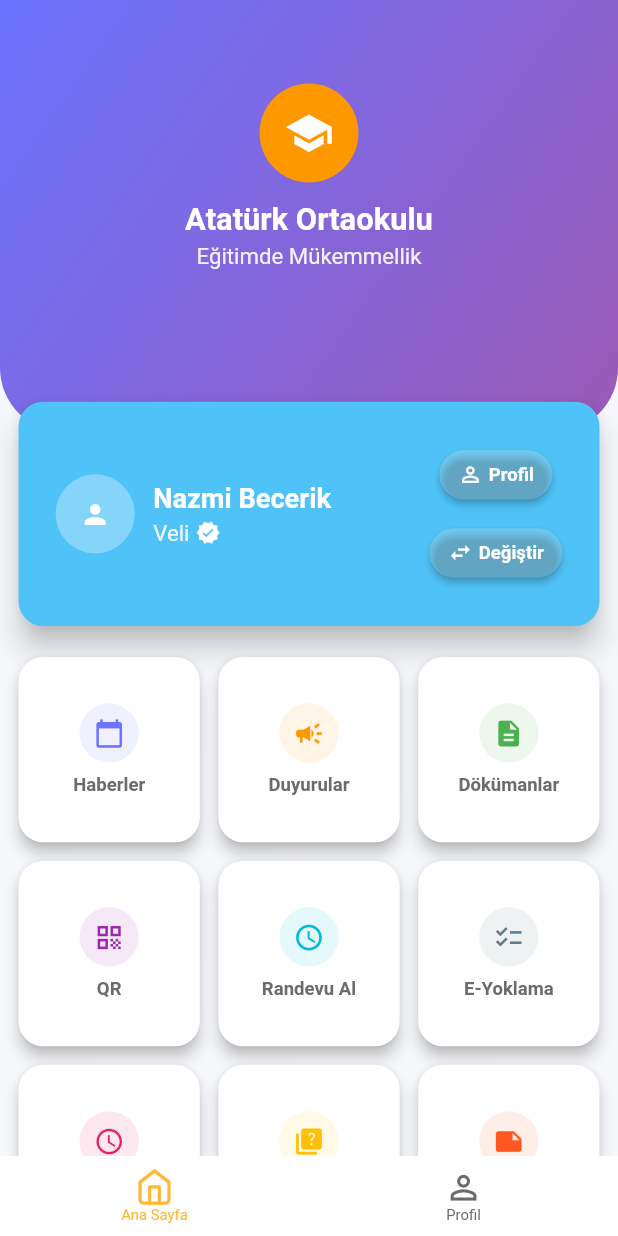
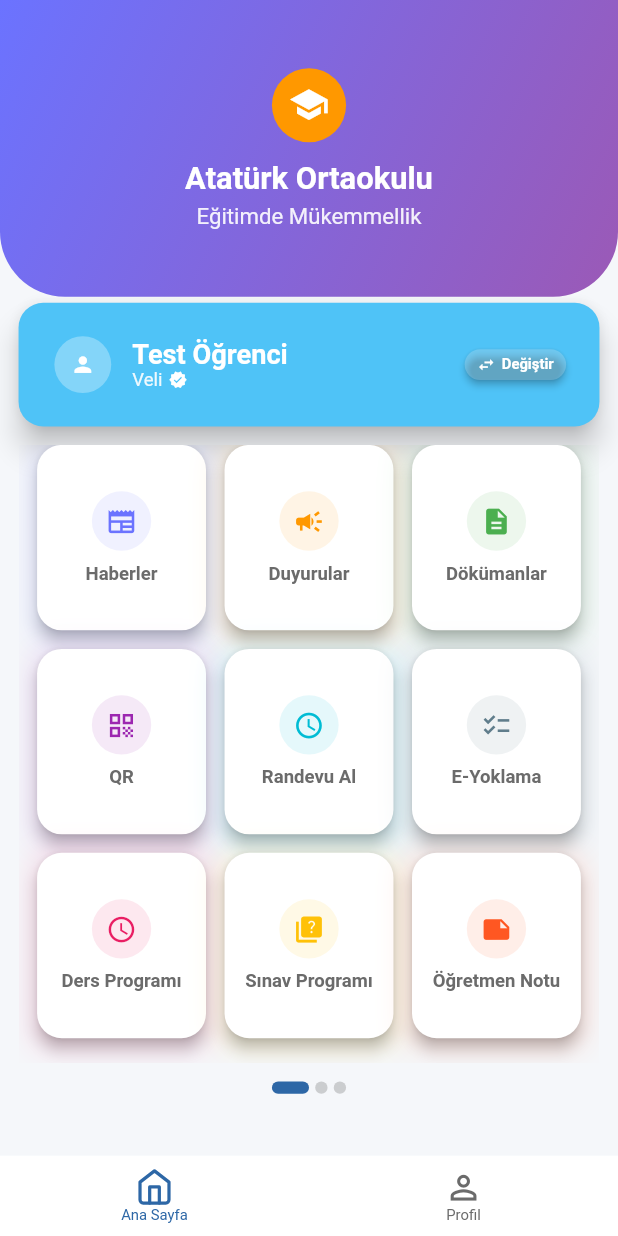
Before and after one commit to NazmiBecerik/okulum_app_new, a Flutter app: the HomeView screen opened by its route, on a phone screen of 412 x 824 dp. Run offline on Flutter 3.47's test engine with Material 3 defaults, Android fonts, the phone set to English and light mode, and no system bars; our stand-ins replace animated_toggle_switch, awesome_dialog, dio, file_picker, flutter_feather_icons, flutter_keyboard_visibility and 6 more; accounts and stored records are empty; Roboto replaces fonts that are missing (Segoe).

Commit message:
Home modülünü yeniden düzenleyerek dinamik modül gösterimi için PageView yapısını entegre ettim. Arayüz bileşenlerinde tutarlılığı sağlamak adına güncellemeler yaptım ve varlık (asset) yollarını yeniden düzenledim. Kullanılmayan JSON dosyalarını projeden çıkardım. Ayrıca, genel yerleşim düzenini iyileştirmek için widget boyutlarını optimize ettim.

```diff
--- a/lib/app/modules/home/home_controller.dart
+++ b/lib/app/modules/home/home_controller.dart
@@ -1,3 +1,4 @@
+import 'package:flutter/material.dart';
 import 'package:get/get.dart';
 import '../../routes/app_routes.dart';
 import '../../../core/variables/enums.dart';
@@ -15,6 +16,12 @@ class HomeController extends GetxController {
 
   final Rx<bool> _hasUnreadNotifications = false.obs;
   bool get hasUnreadNotifications => _hasUnreadNotifications.value;
+
+  // PageView controller for modules
+  final PageController pageController = PageController();
+
+  final RxInt _currentPageIndex = 0.obs;
+  int get currentPageIndex => _currentPageIndex.value;
 
   @override
   void onInit() {
@@ -36,6 +43,22 @@ class HomeController extends GetxController {
     _checkNotifications();
   }
 
+  @override
+  void onClose() {
+    pageController.dispose();
+    super.onClose();
+  }
+
+  /// Page değiştiğinde çağrılır
+  void onPageChanged(int index) {
+    _currentPageIndex.value = index;
+  }
+
+  /// Programatik olarak sayfa değiştirme
+  void goToPage(int index) {
+    pageController.animateToPage(index, duration: Duration(milliseconds: 300), curve: Curves.easeInOut);
+  }
+
   /// Refresh all home data
   Future<void> refreshData() async {
     state = HomeState.Busy;
--- a/lib/app/modules/home/home_view.dart
+++ b/lib/app/modules/home/home_view.dart
@@ -22,15 +22,19 @@ class HomeView extends GetView<HomeController> {
         child: Column(
           children: [
             // Purple Header Section
-            HomeHeaderWidget(),
+            const HomeHeaderWidget(),
+            SizedBox(height: Utils.highPadding),
 
             // User Card Section
-            Transform.translate(offset: Offset(0, -Utils.extraHighPadding), child: HomeUserCardWidget()),
+            Transform.translate(
+              offset: Offset(0, -Utils.normalPadding), // Overlap'i küçülttük
+              child: const HomeUserCardWidget(),
+            ),
 
             // Modules Grid Section
             Padding(
               padding: EdgeInsets.symmetric(horizontal: Utils.normalPadding),
-              child: HomeModulesGridWidget(),
+              child: const HomeModulesGridWidget(),
             ),
 
             // Bottom spacing
--- a/lib/app/modules/home/widgets/home_header_widget.dart
+++ b/lib/app/modules/home/widgets/home_header_widget.dart
@@ -12,7 +12,7 @@ class HomeHeaderWidget extends StatelessWidget {
   Widget build(BuildContext context) {
     return Container(
       width: Get.width,
-      height: Get.height * 0.35,
+      height: Get.height * 0.24, // 0.35'ten 0.28'e küçülttük
       decoration: BoxDecoration(
         gradient: LinearGradient(begin: Alignment.topLeft, end: Alignment.bottomRight, colors: [Color(0xFF6B73FF), Color(0xFF9B59B6)]),
         borderRadius: BorderRadius.only(
@@ -20,16 +20,19 @@ class HomeHeaderWidget extends StatelessWidget {
           bottomRight: Radius.circular(Utils.extraHighRadius * 1.5),
         ),
       ),
-      child: SafeArea(
       child: Column(
         mainAxisAlignment: MainAxisAlignment.center,
         children: [
           // School Logo
           Container(
-              width: Utils.extraHighIconSize * 2,
-              height: Utils.extraHighIconSize * 2,
+            width: Utils.extraHighIconSize * 1.5, // 2'den 1.5'e küçülttük
+            height: Utils.extraHighIconSize * 1.5,
             decoration: BoxDecoration(color: Colors.orange, shape: BoxShape.circle),
-              child: Icon(Icons.school, color: Colors.white, size: Utils.extraHighIconSize),
+            child: Icon(
+              Icons.school,
+              color: Colors.white,
+              size: Utils.highIconSize, // extraHigh'dan high'a küçülttük
+            ),
           ),
           SizedBox(height: Utils.normalPadding),
 
@@ -41,7 +44,6 @@ class HomeHeaderWidget extends StatelessWidget {
           CustomText("Eğitimde Mükemmellik", textColor: Colors.white.withOpacity(0.9)),
         ],
       ),
-      ),
     );
   }
 }
--- a/lib/app/modules/home/widgets/home_modules_grid_widget.dart
+++ b/lib/app/modules/home/widgets/home_modules_grid_widget.dart
@@ -16,50 +16,136 @@ class HomeModulesGridWidget extends GetView<HomeController> {
   Widget build(BuildContext context) {
     return Column(
       children: [
-        // First row - 3 items
-        Row(
+        // PageView for modules
+        SizedBox(
+          height: Get.height * 0.5, // 3 sıra + spacing için yeterli yükseklik
+          child: PageView(
+            controller: controller.pageController,
+            onPageChanged: controller.onPageChanged,
             children: [
-            Expanded(child: _buildModuleCard("Haberler", Icons.calendar_today, Color(0xFF6B73FF), () {})),
-            SizedBox(width: Utils.normalPadding),
-            Expanded(child: _buildModuleCard("Duyurular", Icons.campaign, Color(0xFFFF9800), () {})),
-            SizedBox(width: Utils.normalPadding),
-            Expanded(child: _buildModuleCard("Dökümanlar", Icons.description, Color(0xFF4CAF50), () {})),
+              // First page - İlk 9 modül
+              _buildModulesPage([
+                {"title": "Haberler", "icon": Icons.newspaper, "color": Color(0xFF6B73FF)},
+                {"title": "Duyurular", "icon": Icons.campaign, "color": Color(0xFFFF9800)},
+                {"title": "Dökümanlar", "icon": Icons.description, "color": Color(0xFF4CAF50)},
+                {"title": "QR", "icon": Icons.qr_code, "color": Color(0xFF9C27B0)},
+                {"title": "Randevu Al", "icon": Icons.access_time, "color": Color(0xFF00BCD4)},
+                {"title": "E-Yoklama", "icon": Icons.checklist, "color": Color(0xFF607D8B)},
+                {"title": "Ders Programı", "icon": Icons.schedule, "color": Color(0xFFE91E63)},
+                {"title": "Sınav Programı", "icon": Icons.quiz, "color": Color(0xFFFFC107)},
+                {"title": "Öğretmen Notu", "icon": Icons.note, "color": Color(0xFFFF5722)},
+              ]),
+
+              // Second page - İkinci sayfa modülleri
+              _buildModulesPage([
+                {"title": "Karne", "icon": Icons.assessment, "color": Color(0xFF795548)},
+                {"title": "Devamsızlık", "icon": Icons.event_busy, "color": Color(0xFF3F51B5)},
+                {"title": "Ödevler", "icon": Icons.assignment, "color": Color(0xFF009688)},
+                {"title": "Sınavlar", "icon": Icons.school, "color": Color(0xFFCDDC39)},
+                {"title": "Etkinlikler", "icon": Icons.event, "color": Color(0xFFFF9E80)},
+                {"title": "Kantin", "icon": Icons.restaurant, "color": Color(0xFF8BC34A)},
+                {"title": "Kütüphane", "icon": Icons.local_library, "color": Color(0xFF673AB7)},
+                {"title": "Spor", "icon": Icons.sports_soccer, "color": Color(0xFF2196F3)},
+                {"title": "Müzik", "icon": Icons.music_note, "color": Color(0xFFE91E63)},
+              ]),
+
+              // Third page - Üçüncü sayfa modülleri
+              _buildModulesPage([
+                {"title": "Rehberlik", "icon": Icons.psychology, "color": Color(0xFF4CAF50)},
+                {"title": "Sosyal Kulüp", "icon": Icons.groups, "color": Color(0xFFFF5722)},
+                {"title": "Projeler", "icon": Icons.lightbulb, "color": Color(0xFFFFC107)},
+                {"title": "Yarışmalar", "icon": Icons.emoji_events, "color": Color(0xFF9C27B0)},
+                {"title": "Mezunlar", "icon": Icons.school, "color": Color(0xFF607D8B)},
+                {"title": "İletişim", "icon": Icons.contact_mail, "color": Color(0xFF00BCD4)},
+              ]),
             ],
           ),
+        ),
+
         SizedBox(height: Utils.normalPadding),
 
-        // Second row - 3 items
-        Row(
-          children: [
-            Expanded(child: _buildModuleCard("QR", Icons.qr_code, Color(0xFF9C27B0), () {})),
-            SizedBox(width: Utils.normalPadding),
-            Expanded(child: _buildModuleCard("Randevu Al", Icons.access_time, Color(0xFF00BCD4), () {})),
-            SizedBox(width: Utils.normalPadding),
-            Expanded(child: _buildModuleCard("E-Yoklama", Icons.checklist, Color(0xFF607D8B), () {})),
-          ],
-        ),
-        SizedBox(height: Utils.normalPadding),
-
-        // Third row - 3 items
-        Row(
-          children: [
-            Expanded(child: _buildModuleCard("Ders Programı", Icons.schedule, Color(0xFFE91E63), () {})),
-            SizedBox(width: Utils.normalPadding),
-            Expanded(child: _buildModuleCard("Sınav Programı", Icons.quiz, Color(0xFFFFC107), () {})),
-            SizedBox(width: Utils.normalPadding),
-            Expanded(child: _buildModuleCard("Öğretmen Notu", Icons.note, Color(0xFFFF5722), () {})),
-          ],
-        ),
-        SizedBox(height: Utils.normalPadding),
-
-        // Page indicator
-        _buildPageIndicator(),
+        // Dynamic page indicator
+        Obx(() => _buildPageIndicator()),
       ],
     );
   }
 
+  Widget _buildModulesPage(List<Map<String, dynamic>> modules) {
+    return Padding(
+      padding: EdgeInsets.symmetric(horizontal: Utils.normalPadding),
+      child: Column(
+        children: [
+          // First row - 3 items
+          if (modules.length > 0)
+            Row(
+              children: [
+                if (modules.length > 0) Expanded(child: _buildModuleCard(modules[0]["title"], modules[0]["icon"], modules[0]["color"], () {})),
+                if (modules.length > 1) ...[
+                  SizedBox(width: Utils.normalPadding),
+                  Expanded(child: _buildModuleCard(modules[1]["title"], modules[1]["icon"], modules[1]["color"], () {})),
+                ],
+                if (modules.length > 2) ...[
+                  SizedBox(width: Utils.normalPadding),
+                  Expanded(child: _buildModuleCard(modules[2]["title"], modules[2]["icon"], modules[2]["color"], () {})),
+                ],
+              ],
+            ),
+
+          if (modules.length > 3) SizedBox(height: Utils.normalPadding),
+
+          // Second row - 3 items
+          if (modules.length > 3)
+            Row(
+              children: [
+                if (modules.length > 3) Expanded(child: _buildModuleCard(modules[3]["title"], modules[3]["icon"], modules[3]["color"], () {})),
+                if (modules.length > 4) ...[
+                  SizedBox(width: Utils.normalPadding),
+                  Expanded(child: _buildModuleCard(modules[4]["title"], modules[4]["icon"], modules[4]["color"], () {})),
+                ],
+                if (modules.length > 5) ...[
+                  SizedBox(width: Utils.normalPadding),
+                  Expanded(child: _buildModuleCard(modules[5]["title"], modules[5]["icon"], modules[5]["color"], () {})),
+                ],
+              ],
+            ),
+
+          if (modules.length > 6) SizedBox(height: Utils.normalPadding),
+
+          // Third row - 3 items
+          if (modules.length > 6)
+            Row(
+              children: [
+                if (modules.length > 6) Expanded(child: _buildModuleCard(modules[6]["title"], modules[6]["icon"], modules[6]["color"], () {})),
+                if (modules.length > 7) ...[
+                  SizedBox(width: Utils.normalPadding),
+                  Expanded(child: _buildModuleCard(modules[7]["title"], modules[7]["icon"], modules[7]["color"], () {})),
+                ],
+                if (modules.length > 8) ...[
+                  SizedBox(width: Utils.normalPadding),
+                  Expanded(child: _buildModuleCard(modules[8]["title"], modules[8]["icon"], modules[8]["color"], () {})),
+                ],
+              ],
+            ),
+        ],
+      ),
+    );
+  }
+
   Widget _buildModuleCard(String title, IconData icon, Color color, VoidCallback onTap) {
-    return CustomCard(
+    return Container(
+      // Glow effect container
+      decoration: BoxDecoration(
+        borderRadius: BorderRadius.circular(Utils.normalRadius),
+        boxShadow: [
+          BoxShadow(
+            color: color.withOpacity(0.15),
+            blurRadius: Utils.normalRadius,
+            spreadRadius: Utils.extraLowPadding,
+            offset: Offset(0, Utils.extraLowPadding),
+          ),
+        ],
+      ),
+      child: CustomCard(
         onTap: onTap,
         backgroundColor: Colors.white,
         elevation: 4,
@@ -83,28 +169,25 @@ class HomeModulesGridWidget extends GetView<HomeController> {
             ],
           ),
         ),
+      ),
     );
   }
 
   Widget _buildPageIndicator() {
     return Row(
       mainAxisAlignment: MainAxisAlignment.center,
-      children: [
-        // Active indicator
-        Container(
-          width: Utils.normalRadius * 1.5,
+      children: List.generate(3, (index) {
+        bool isActive = controller.currentPageIndex == index;
+        return Container(
+          margin: EdgeInsets.symmetric(horizontal: Utils.extraLowPadding / 2),
+          width: isActive ? Utils.normalRadius * 1.5 : Utils.extraLowRadius,
           height: Utils.extraLowRadius,
-          decoration: BoxDecoration(color: Get.theme.primaryColor, borderRadius: BorderRadius.circular(Utils.extraLowRadius)),
+          decoration: BoxDecoration(
+            color: isActive ? Get.theme.primaryColor : ColorTable.getTextColor.withOpacity(0.3),
+            borderRadius: BorderRadius.circular(Utils.extraLowRadius),
           ),
-        SizedBox(width: Utils.extraLowPadding),
-
-        // Inactive indicator
-        Container(
-          width: Utils.extraLowRadius,
-          height: Utils.extraLowRadius,
-          decoration: BoxDecoration(color: ColorTable.getTextColor.withOpacity(0.3), shape: BoxShape.circle),
-        ),
-      ],
+        );
+      }),
     );
   }
 }
--- a/lib/app/modules/home/widgets/home_user_card_widget.dart
+++ b/lib/app/modules/home/widgets/home_user_card_widget.dart
@@ -16,19 +16,24 @@ class HomeUserCardWidget extends GetView<UserController> {
   Widget build(BuildContext context) {
     return Container(
       margin: EdgeInsets.symmetric(horizontal: Utils.normalPadding),
+      height: Get.height * 0.10, // Kartı küçülttük
       child: CustomCard(
         backgroundColor: Color(0xFF4FC3F7),
         elevation: 8,
         shape: RoundedRectangleBorder(borderRadius: BorderRadius.circular(Utils.normalRadius)),
         child: Padding(
-          padding: EdgeInsets.all(Utils.normalPadding),
+          padding: EdgeInsets.all(Utils.normalPadding * 0.8), // Padding'i biraz küçülttük
           child: Row(
             children: [
               // User Avatar
               CircleAvatar(
-                radius: Utils.extraHighIconSize * 0.8,
+                radius: Utils.normalIconSize, // Küçülttük
                 backgroundColor: Colors.white.withOpacity(0.3),
-                child: Icon(Icons.person, color: Colors.white, size: Utils.normalIconSize),
+                child: Icon(
+                  Icons.person,
+                  color: Colors.white,
+                  size: Utils.lowIconSize, // İkon boyutunu küçülttük
+                ),
               ),
               SizedBox(width: Utils.normalPadding),
 
@@ -36,28 +41,30 @@ class HomeUserCardWidget extends GetView<UserController> {
               Expanded(
                 child: Column(
                   crossAxisAlignment: CrossAxisAlignment.start,
+                  mainAxisAlignment: MainAxisAlignment.center,
                   children: [
-                    CustomText.high(controller.selectedStudent?.name ?? "Nazmi Becerik", textColor: Colors.white, bold: true),
-                    SizedBox(height: Utils.extraLowPadding),
+                    CustomText.high(controller.selectedStudent?.name ?? "Test Öğrenci", textColor: Colors.white, bold: true),
                     Row(
                       children: [
-                        CustomText("Veli", textColor: Colors.white.withOpacity(0.9)),
+                        CustomText.low(
+                          // Text boyutunu küçülttük
+                          "Veli",
+                          textColor: Colors.white.withOpacity(0.9),
+                        ),
                         SizedBox(width: Utils.extraLowPadding),
-                        Icon(Icons.verified, color: Colors.white, size: Utils.lowIconSize),
+                        Icon(
+                          Icons.verified,
+                          color: Colors.white,
+                          size: Utils.extraLowIconSize, // İkon boyutunu küçülttük
+                        ),
                       ],
                     ),
                   ],
                 ),
               ),
 
-              // Action Buttons
-              Column(
-                children: [
-                  profileButton(),
-                  SizedBox(height: Utils.extraLowPadding),
-                  changeButton(),
-                ],
-              ),
+              // Sadece Değiştir Butonu
+              changeButton(),
             ],
           ),
         ),
@@ -65,39 +72,32 @@ class HomeUserCardWidget extends GetView<UserController> {
     );
   }
 
-  Widget profileButton() {
-    return CustomElevatedButton(
-      backgroundColor: Colors.white.withOpacity(0.2),
-      borderRadius: Utils.normalRadius,
-      padding: EdgeInsets.symmetric(horizontal: Utils.normalPadding, vertical: Utils.lowPadding),
-      onPressed: () {
-        // Profile action
-      },
-      child: Row(
-        mainAxisSize: MainAxisSize.min,
-        children: [
-          Icon(Icons.person_outline, color: Colors.white, size: Utils.lowIconSize),
-          SizedBox(width: Utils.extraLowPadding),
-          CustomText.low("Profil", textColor: Colors.white, bold: true),
-        ],
-      ),
-    );
-  }
-
   Widget changeButton() {
     return CustomElevatedButton(
       backgroundColor: Colors.white.withOpacity(0.2),
-      borderRadius: Utils.normalRadius,
-      padding: EdgeInsets.symmetric(horizontal: Utils.normalPadding, vertical: Utils.lowPadding),
+      borderRadius: Utils.lowRadius, // Radius küçülttük
+      padding: EdgeInsets.symmetric(
+        horizontal: Utils.lowPadding, // Padding küçülttük
+        vertical: Utils.extraLowPadding,
+      ),
       onPressed: () {
         // Change student action
       },
       child: Row(
         mainAxisSize: MainAxisSize.min,
         children: [
-          Icon(Icons.swap_horiz, color: Colors.white, size: Utils.lowIconSize),
+          Icon(
+            Icons.swap_horiz,
+            color: Colors.white,
+            size: Utils.extraLowIconSize, // İkon boyutunu küçülttük
+          ),
           SizedBox(width: Utils.extraLowPadding),
-          CustomText.low("Değiştir", textColor: Colors.white, bold: true),
+          CustomText.extraLow(
+            // Text boyutunu küçülttük
+            "Değiştir",
+            textColor: Colors.white,
+            bold: true,
+          ),
         ],
       ),
     );
--- a/lib/core/constants/endpoints.dart
+++ b/lib/core/constants/endpoints.dart
@@ -1,7 +1,8 @@
 enum Endpoints {
   phoneLogin,
   passwordLogin,
-  studentLogin;
+  studentLogin,
+  news;
 
   String get path {
     switch (this) {
@@ -11,6 +12,8 @@ enum Endpoints {
         return "myschoolapi/v1/auth/login/password";
       case Endpoints.studentLogin:
         return "myschoolapi/v1/auth/login/student";
+      case Endpoints.news:
+        return "myschoolapi/v1/news/";
     }
   }
 }
--- a/lib/core/variables/colors.dart
+++ b/lib/core/variables/colors.dart
@@ -23,7 +23,9 @@ class ColorTable {
   static Color get disabledButtonColor => Colors.grey;
   static Color get directoryButtonColor => const Color.fromARGB(255, 139, 156, 255);
   static Color get getBlackTextColor => Colors.black;
-  static Color primaryColor = const Color.fromARGB(255, 255, 184, 53);
+
+  // 2d67a6 primary color bu renk olsun.
+  static Color primaryColor = const Color.fromARGB(255, 45, 103, 166);
   static Color primaryColorDark = const Color.fromARGB(255, 205, 142, 16);
   static Color primaryColorLight = const Color.fromARGB(31, 255, 220, 145);
   static Color fabButtonColor = const Color.fromARGB(255, 221, 195, 151);
--- a/pubspec.yaml
+++ b/pubspec.yaml
@@ -63,7 +63,6 @@ flutter:
     - assets/png/
     - assets/png/flags/
     - assets/jpg/
-    - assets/json/
     - assets/svg/
     - assets/fonts/
 
```
Also changed, not shown: lib/app/modules/news/dialogs/create_new_dialog.dart (added), lib/app/modules/news/news_binding.dart (added), lib/app/modules/news/news_controller.dart (added), lib/app/modules/news/news_view.dart (added), lib/app/modules/news/widgets/news_card.dart (added). Lines whose indentation alone changed are shown as unchanged.
